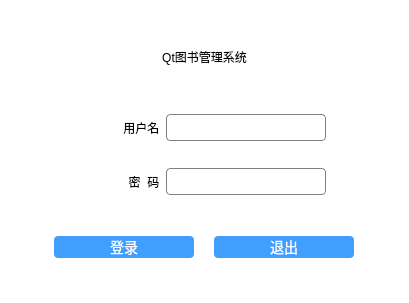
Old version of the form bookmgr/login.ui in the repository jiumo99/qt-demo-project.
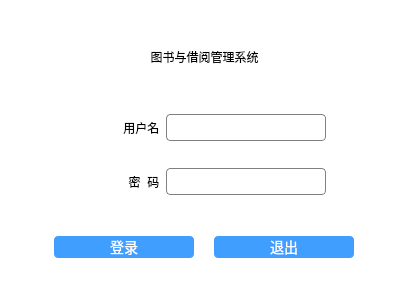
New version of the form.

Commit message: 完成所有ui界面设计，增加了图书管理，借阅管理，读者档案管理3个核心界面。

What changed in the file:
```diff
--- a/bookmgr/login.ui
+++ b/bookmgr/login.ui
@@ -130,7 +130,7 @@
             </size>
            </property>
            <property name="text">
-            <string>Qt图书管理系统</string>
+            <string>图书与借阅管理系统</string>
            </property>
            <property name="alignment">
             <set>Qt::AlignmentFlag::AlignCenter</set>
```
Left out of the diff: 6 changed lines with no effect on the pictures. The commit also changes 6 other files.
